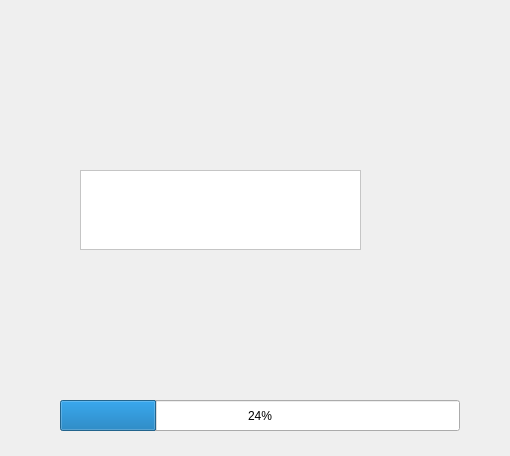
Qt form app/interface.ui (Protimus/brAPatcher) before a commit.
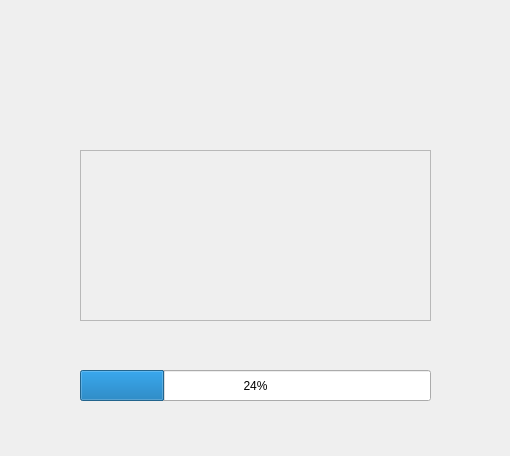
The same form after that commit. Icons and pictures are not drawn.

Diff of the .ui file:
```diff
--- a/app/interface.ui
+++ b/app/interface.ui
@@ -38,9 +38,9 @@
    <widget class="QProgressBar" name="progressBar">
     <property name="geometry">
      <rect>
-      <x>60</x>
-      <y>400</y>
-      <width>400</width>
+      <x>80</x>
+      <y>370</y>
+      <width>351</width>
       <height>31</height>
      </rect>
     </property>
@@ -58,14 +58,11 @@
     <property name="geometry">
      <rect>
       <x>80</x>
-      <y>170</y>
-      <width>281</width>
-      <height>80</height>
+      <y>150</y>
+      <width>351</width>
+      <height>171</height>
      </rect>
     </property>
-    <property name="styleSheet">
-     <string notr="true">background-color:rgb(255, 255, 255)</string>
-    </property>
     <property name="frameShape">
      <enum>QFrame::StyledPanel</enum>
     </property>
```
Left out of the diff: 15 changed lines with no effect on the pictures.
